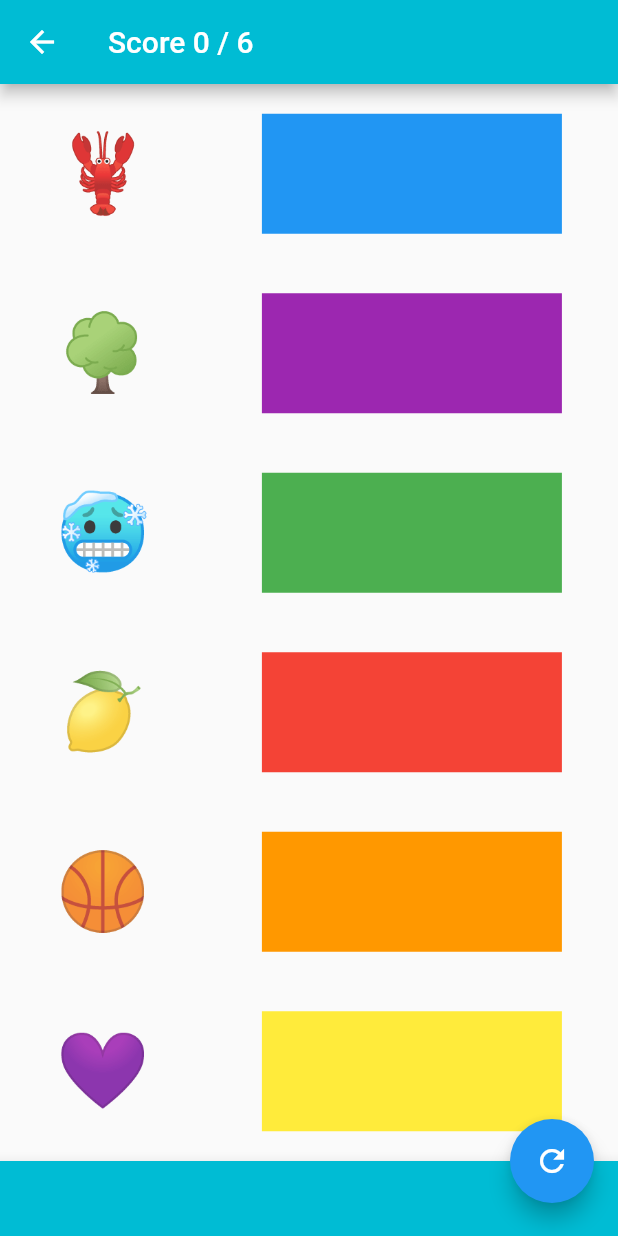
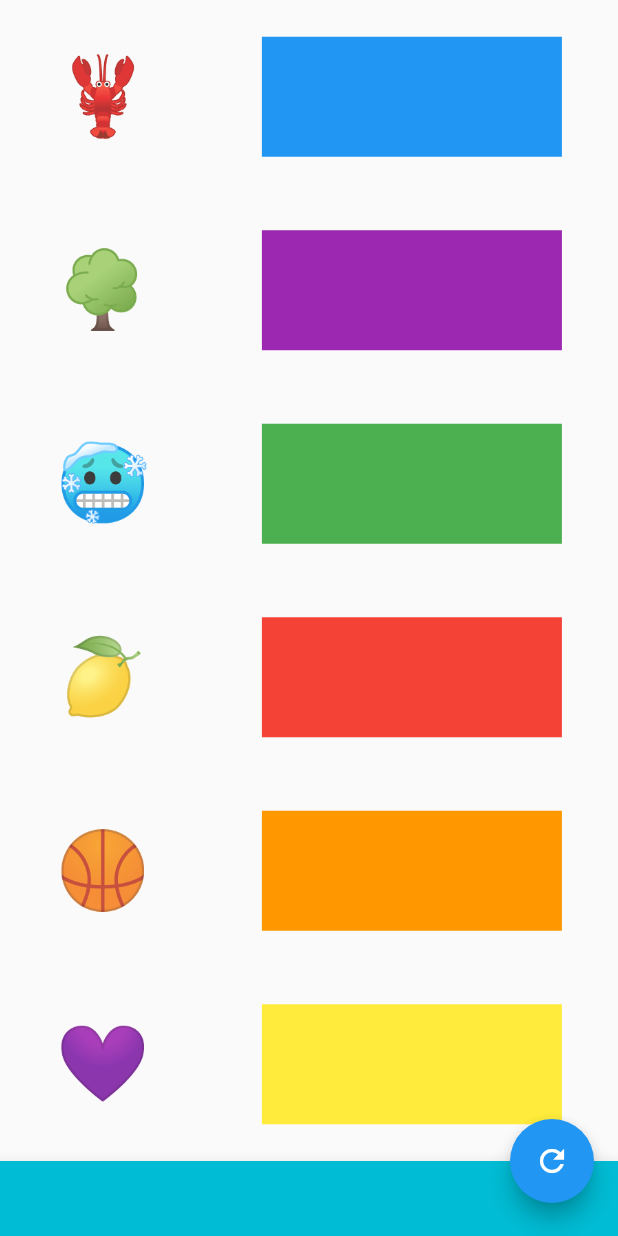
Before and after one commit to Abduallah-ELmaraghy/sparkhub_game, a Flutter app: the MatchingGame screen opened by its route, on a phone screen of 412 x 824 dp. Run offline on Flutter 3.47's test engine with Material 2 defaults, Android fonts, the phone set to English and light mode, and no system bars; our stand-ins replace animated_splash_screen, flutter_login, font_awesome_flutter, google_fonts, page_transition, rflutter_alert and 2 more; missing offline and left inert: shared_preferences_web; accounts and stored records are empty.

Commit message:
update matching game

```diff
--- a/lib/screens/matching_game.dart
+++ b/lib/screens/matching_game.dart
@@ -23,10 +23,7 @@ class MatchingGameState extends State<MatchingGame> {
   @override
   Widget build(BuildContext context) {
     return Scaffold(
-      appBar: AppBar(
-        title: Text('Score ${score.length} / 6'),
-        backgroundColor: Colors.cyan,
-      ),
+
       floatingActionButton: FloatingActionButton(
         child: Icon(Icons.refresh),
         onPressed: () {
@@ -61,7 +58,7 @@ class MatchingGameState extends State<MatchingGame> {
                         ? '✔️'
                         : emoji, // if the dargging is true
                   ),
-                  feedback: Emoji(emoji: emoji), //makes the emoji on the mouse
+                  feedback: Emoji(emoji: emoji), //what appears while dragging
                   childWhenDragging: Emoji(emoji: ''), // what remains behind
                 );
               }).toList()), // why to list??
```
Also changed, not shown: 2 other files.
